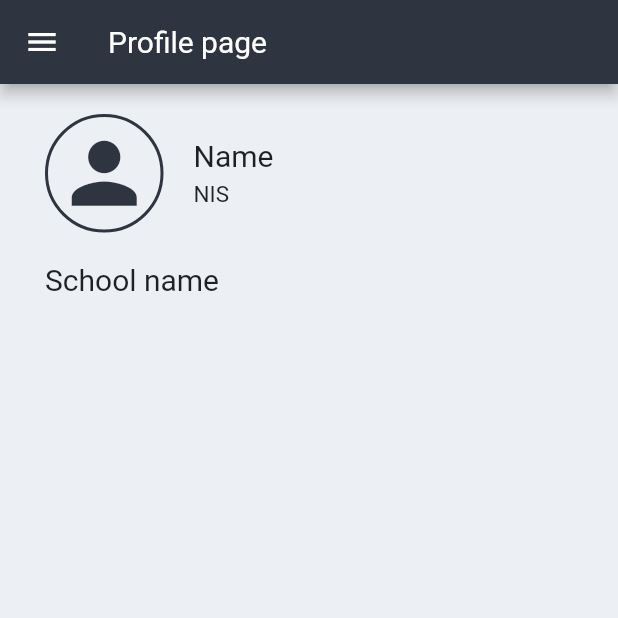
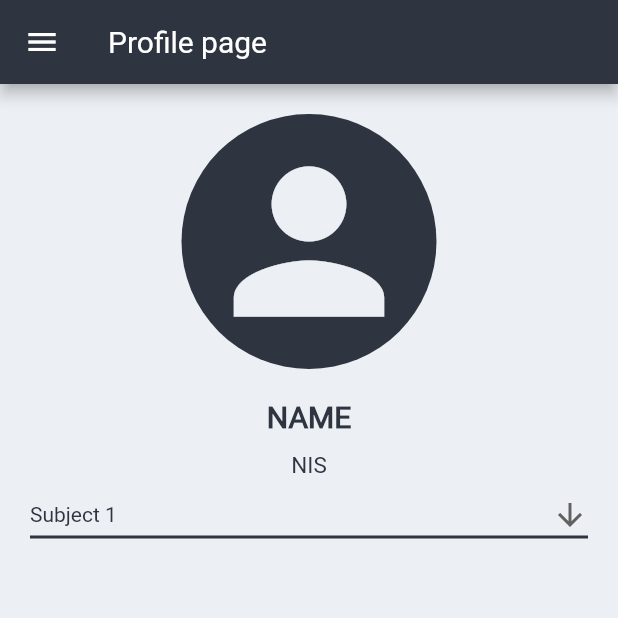
Before and after one commit to aldihsuhandi/SE-Bruh, a Flutter app: the screen it shows after launch, on a phone screen of 412 x 824 dp, the top half of it. Run offline on Flutter 3.47's test engine with Material 2 defaults, Android fonts, the phone set to English and light mode, and no system bars; our stand-ins replace fl_chart, hexcolor.

Commit message:
redoing the profile page

```diff
--- a/lib/main.dart
+++ b/lib/main.dart
@@ -1,99 +1,8 @@
 import 'package:flutter/material.dart';
-import 'package:hexcolor/hexcolor.dart';
-import 'package:fl_chart/fl_chart.dart';
 
 // import other file
-import 'src/drawer.dart';
+import 'page/profile.dart';
 
 void main() => runApp(MaterialApp(
     home: Profile(),
 ));
-
-class Profile extends StatelessWidget {
-    @override
-    Widget build(BuildContext context) {
-        return Scaffold(
-            backgroundColor: HexColor("#eceff4"),
-            appBar: AppBar(
-                title: Text("Profile page"),
-                backgroundColor: HexColor("#2e3440"),
-            ),
-            body: Column(
-                children: [
-                    Expanded(
-                        child: Column(
-                            crossAxisAlignment: CrossAxisAlignment.start,
-                            children: [
-                                Container(
-                                    padding: EdgeInsets.only(
-                                        left: 10
-                                    ),
-                                    child: Row(
-                                        children: [
-                                            Container(
-                                                padding: EdgeInsets.all(5),
-                                                margin: EdgeInsets.all(20),
-                                                decoration: BoxDecoration(
-                                                    borderRadius: BorderRadius.circular(100),
-                                                    border: Border.all(
-                                                        width: 2,
-                                                        color: HexColor("#2e3440"),
-                                                    ),
-                                                ),
-                                                child: Icon(
-                                                    Icons.person,
-                                                    color: HexColor("#2e3440"),
-                                                    size: 65,
-                                                )
-                                            ),
-                                            Container(
-                                                child: Column(
-                                                    crossAxisAlignment: CrossAxisAlignment.start,
-                                                    children: [
-                                                        Text(
-                                                            "Name",
-                                                            style: TextStyle(
-                                                                fontFamily: 'Roboto',
-                                                                fontSize: 20,
-                                                            ),
-                                                        ),
-                                                        SizedBox(
-                                                            height: 5,
-                                                        ),
-                                                        Text(
-                                                            "NIS",
-                                                            style: TextStyle(
-                                                                fontFamily: 'Roboto',
-                                                                fontSize: 15,
-                                                            ),
-                                                        ),
-                                                    ],
-                                                ),
-                                            ),
-                                        ],
-                                    ),
-                                ),
-                                Container(
-                                    padding: EdgeInsets.only(
-                                        left: 30
-                                    ),
-                                    child: Text(
-                                        "School name",
-                                        style: TextStyle(
-                                            fontFamily: 'Roboto',
-                                            fontSize: 20,
-                                        ),
-                                    ),
-                                ),
-                            ],
-                        ),
-                    ),
-                ],
-            ),
-            drawer: Container(
-                width: 200,
-                child: NavMenu(),
-            ),
-        );
-    }
-}
--- /dev/null
+++ b/lib/page/profile.dart
@@ -0,0 +1,113 @@
+import 'package:flutter/material.dart';
+import 'package:hexcolor/hexcolor.dart';
+import 'package:fl_chart/fl_chart.dart';
+
+// import other file
+import '../src/drawer.dart';
+
+class Profile extends StatelessWidget {
+    @override
+    Widget build(BuildContext context) {
+        return Scaffold(
+            backgroundColor: HexColor("#eceff4"),
+            appBar: AppBar(
+                title: Text("Profile page"),
+                backgroundColor: HexColor("#2e3440"),
+            ),
+            body: Column(
+                children: [
+                    Center(
+                        child: Container(
+                            padding: EdgeInsets.all(10),
+                            margin: EdgeInsets.all(20),
+                            decoration: BoxDecoration(
+                                color: HexColor("#2e3440"),
+                                borderRadius: BorderRadius.circular(100),
+                            ),
+                            child: Icon(
+                                Icons.person,
+                                size: 150,
+                                color: HexColor("#eceff4")
+                            ),
+                        ),
+                    ),
+                    Center(
+                        child: Column(
+                            children: [
+                                Text(
+                                    "NAME",
+                                    style: TextStyle(
+                                        fontWeight: FontWeight.w900,
+                                        fontFamily: 'Roboto',
+                                        fontSize: 20,
+                                        color: HexColor("#2e3440")
+                                    ),
+                                ),
+                                SizedBox(height: 12),
+                                Text(
+                                    "NIS",
+                                    style: TextStyle(
+                                        fontWeight: FontWeight.w500,
+                                        fontFamily: 'Roboto',
+                                        fontSize: 15,
+                                        color: HexColor("#2e3440")
+                                    ),
+                                ),
+                            ],
+                        )
+                    ),
+                    Container(
+                        margin: EdgeInsets.only(
+                            left: 20,
+                            right: 20
+                        ),
+                        child: GradeComboBox()
+                    ),
+                ],
+            ),
+            drawer: Container(
+                width: 200,
+                child: NavMenu(),
+            ),
+        );
+    }
+}
+
+class GradeComboBox extends StatefulWidget {
+    const GradeComboBox({Key? key}) : super(key: key);
+    @override
+    State<GradeComboBox> createState() => _GradeComboBox();
+}
+
+class _GradeComboBox extends State<GradeComboBox>
+{
+    String val = "Subject 1";
+    @override
+    Widget build(BuildContext context) {
+        return DropdownButton<String>(
+            value: val,
+            isExpanded: true,
+            icon: Icon(Icons.arrow_downward),
+            iconSize: 24,
+            elevation: 16,
+            style: TextStyle(
+                color: HexColor("#2e3440"),
+            ),
+            underline: Container(
+                height: 2,
+                color: HexColor("#2e3440"),
+            ),
+            onChanged: (String? newVal) {
+                setState((){
+                    val = newVal!;
+                });
+            },
+            items: <String>["Subject 1", "Subject 2", "Subject 3"].map<DropdownMenuItem<String>>((String value) {
+                return DropdownMenuItem<String>(
+                    value: value,
+                    child: Text(value),
+                );
+            }).toList(),
+        );
+    }
+}
```
